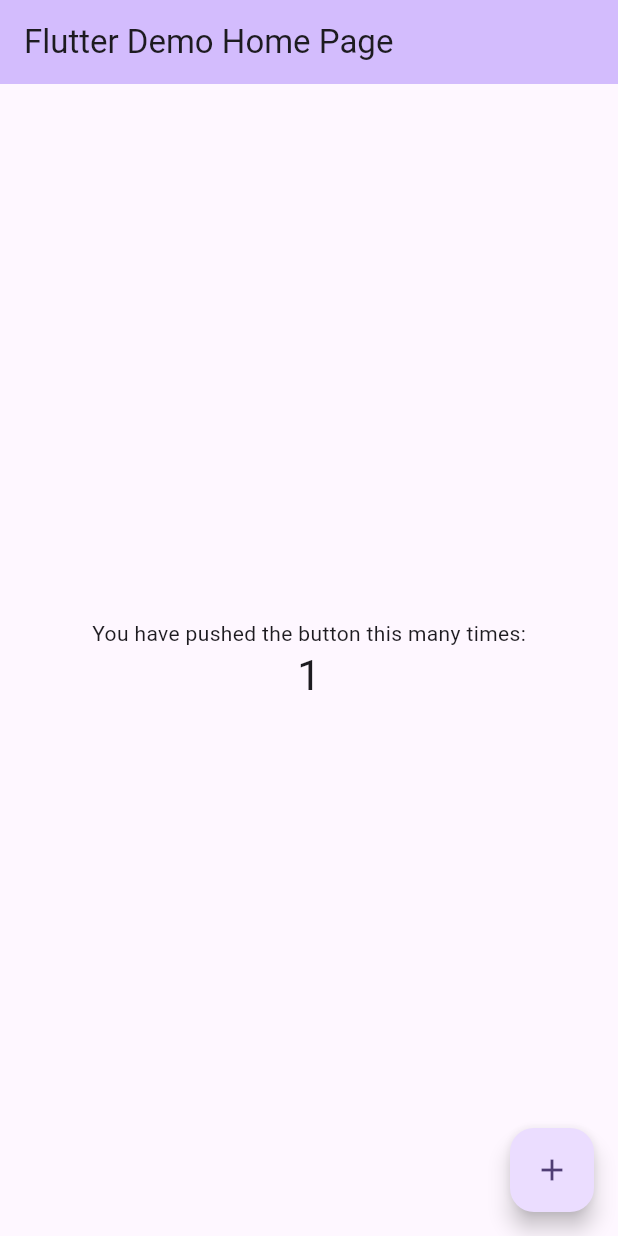
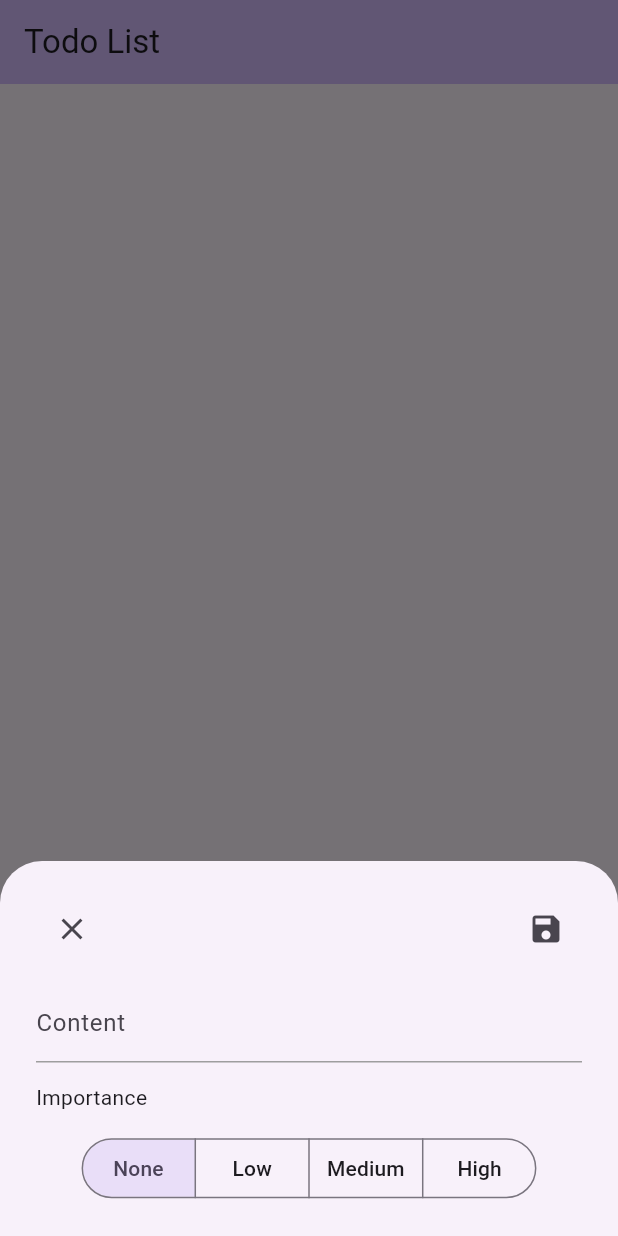
Before and after one commit to Aaron2464/TodoList, a Flutter app: the MyHomePage screen opened directly, after a tap on the "add" icon, on a phone screen of 412 x 824 dp. Run offline on Flutter 3.47's test engine with Material 2 defaults, Android fonts, the phone set to English and light mode, and no system bars.

Commit message:
UI of modelBottomSheet

```diff
--- a/lib/main.dart
+++ b/lib/main.dart
@@ -7,31 +7,15 @@ void main() {
 class MyApp extends StatelessWidget {
   const MyApp({super.key});
 
-  // This widget is the root of your application.
   @override
   Widget build(BuildContext context) {
     return MaterialApp(
       title: 'Flutter Demo',
       theme: ThemeData(
-        // This is the theme of your application.
-        //
-        // TRY THIS: Try running your application with "flutter run". You'll see
-        // the application has a blue toolbar. Then, without quitting the app,
-        // try changing the seedColor in the colorScheme below to Colors.green
-        // and then invoke "hot reload" (save your changes or press the "hot
-        // reload" button in a Flutter-supported IDE, or press "r" if you used
-        // the command line to start the app).
-        //
-        // Notice that the counter didn't reset back to zero; the application
-        // state is not lost during the reload. To reset the state, use hot
-        // restart instead.
-        //
-        // This works for code too, not just values: Most code changes can be
-        // tested with just a hot reload.
         colorScheme: ColorScheme.fromSeed(seedColor: Colors.deepPurple),
         useMaterial3: true,
       ),
-      home: const MyHomePage(title: 'Flutter Demo Home Page'),
+      home: const MyHomePage(title: 'Todo List'),
     );
   }
 }
@@ -39,87 +23,156 @@ class MyApp extends StatelessWidget {
 class MyHomePage extends StatefulWidget {
   const MyHomePage({super.key, required this.title});
 
-  // This widget is the home page of your application. It is stateful, meaning
-  // that it has a State object (defined below) that contains fields that affect
-  // how it looks.
-
-  // This class is the configuration for the state. It holds the values (in this
-  // case the title) provided by the parent (in this case the App widget) and
-  // used by the build method of the State. Fields in a Widget subclass are
-  // always marked "final".
-
   final String title;
 
   @override
   State<MyHomePage> createState() => _MyHomePageState();
 }
 
+enum Importance { none, low, medium, high }
+
 class _MyHomePageState extends State<MyHomePage> {
-  int _counter = 0;
-
-  void _incrementCounter() {
-    setState(() {
-      // This call to setState tells the Flutter framework that something has
-      // changed in this State, which causes it to rerun the build method below
-      // so that the display can reflect the updated values. If we changed
-      // _counter without calling setState(), then the build method would not be
-      // called again, and so nothing would appear to happen.
-      _counter++;
-    });
-  }
+  final GlobalKey<ScaffoldState> scaffoldKey = GlobalKey<ScaffoldState>();
+  Importance importance = Importance.none;
+  final TextEditingController _controller = TextEditingController();
+  List items = [];
 
   @override
   Widget build(BuildContext context) {
-    // This method is rerun every time setState is called, for instance as done
-    // by the _incrementCounter method above.
-    //
-    // The Flutter framework has been optimized to make rerunning build methods
-    // fast, so that you can just rebuild anything that needs updating rather
-    // than having to individually change instances of widgets.
     return Scaffold(
+      key: scaffoldKey,
       appBar: AppBar(
-        // TRY THIS: Try changing the color here to a specific color (to
-        // Colors.amber, perhaps?) and trigger a hot reload to see the AppBar
-        // change color while the other colors stay the same.
+        automaticallyImplyLeading: false,
         backgroundColor: Theme.of(context).colorScheme.inversePrimary,
-        // Here we take the value from the MyHomePage object that was created by
-        // the App.build method, and use it to set our appbar title.
         title: Text(widget.title),
       ),
-      body: Center(
-        // Center is a layout widget. It takes a single child and positions it
-        // in the middle of the parent.
-        child: Column(
-          // Column is also a layout widget. It takes a list of children and
-          // arranges them vertically. By default, it sizes itself to fit its
-          // children horizontally, and tries to be as tall as its parent.
-          //
-          // Column has various properties to control how it sizes itself and
-          // how it positions its children. Here we use mainAxisAlignment to
-          // center the children vertically; the main axis here is the vertical
-          // axis because Columns are vertical (the cross axis would be
-          // horizontal).
-          //
-          // TRY THIS: Invoke "debug painting" (choose the "Toggle Debug Paint"
-          // action in the IDE, or press "p" in the console), to see the
-          // wireframe for each widget.
-          mainAxisAlignment: MainAxisAlignment.center,
-          children: <Widget>[
-            const Text(
-              'You have pushed the button this many times:',
-            ),
-            Text(
-              '$_counter',
-              style: Theme.of(context).textTheme.headlineMedium,
-            ),
-          ],
+      body: Container(
+        padding: const EdgeInsets.all(8.0),
+        child: ListView.builder(
+          itemCount: items.length,
+          itemBuilder: (context, index) {
+            final item = items[index];
+            return Dismissible(
+              key: Key(item),
+              direction: DismissDirection.endToStart,
+              background: Container(),
+              secondaryBackground: Container(
+                color: Colors.red,
+                alignment: const Alignment(0.9, 0),
+                child: const Icon(Icons.delete_outline),
+              ),
+              onDismissed: (direction) {
+                setState(() {
+                  items.removeAt(index);
+                });
+                ScaffoldMessenger.of(context)
+                    .showSnackBar(SnackBar(content: Text('$item dismissed')));
+              },
+              child: ListTile(
+                title: Text(item),
+              ),
+            );
+          },
         ),
       ),
       floatingActionButton: FloatingActionButton(
-        onPressed: _incrementCounter,
-        tooltip: 'Increment',
+        onPressed: showBottomSheet,
+        tooltip: 'Add Todo',
         child: const Icon(Icons.add),
       ), // This trailing comma makes auto-formatting nicer for build methods.
     );
   }
+
+  void showBottomSheet() {
+    showModalBottomSheet(
+        enableDrag: true,
+        context: context,
+        builder: (BuildContext context) {
+          return StatefulBuilder(builder: (context, myState) {
+            return Container(
+              height: 250.0 + MediaQuery.of(context).viewInsets.bottom,
+              padding: EdgeInsets.only(
+                left: 24.0,
+                top: 8.0,
+                right: 24.0,
+                bottom: 8.0 + MediaQuery.of(context).viewInsets.bottom,
+              ),
+              child: Column(
+                crossAxisAlignment: CrossAxisAlignment.start,
+                mainAxisAlignment: MainAxisAlignment.spaceEvenly,
+                children: [
+                  Row(
+                    mainAxisAlignment: MainAxisAlignment.spaceBetween,
+                    children: [
+                      IconButton(
+                        onPressed: () {
+                          Navigator.pop(context);
+                        },
+                        icon: const Icon(Icons.clear),
+                      ),
+                      IconButton(
+                        onPressed: () {
+                          setState(() {
+                            items.add(_controller.text);
+                            _controller.clear();
+                            Navigator.pop(context);
+                          });
+                        },
+                        icon: const Icon(Icons.save),
+                      ),
+                    ],
+                  ),
+                  TextFormField(
+                    controller: _controller,
+                    decoration: const InputDecoration(
+                      border: InputBorder.none,
+                      enabledBorder: UnderlineInputBorder(
+                        borderSide: BorderSide(color: Colors.grey),
+                      ),
+                      focusedBorder: UnderlineInputBorder(
+                        borderSide: BorderSide(color: Colors.deepPurple),
+                      ),
+                      contentPadding: EdgeInsets.symmetric(vertical: 6.0),
+                      isDense: true,
+                      labelText: 'Content',
+                    ),
+                  ),
+                  const Text(
+                    'Importance',
+                  ),
+                  Center(
+                    child: SegmentedButton<Importance>(
+                      showSelectedIcon: false,
+                      segments: const <ButtonSegment<Importance>>[
+                        ButtonSegment<Importance>(
+                          value: Importance.none,
+                          label: Text('None'),
+                        ),
+                        ButtonSegment<Importance>(
+                          value: Importance.low,
+                          label: Text('Low'),
+                        ),
+                        ButtonSegment<Importance>(
+                          value: Importance.medium,
+                          label: Text('Medium'),
+                        ),
+                        ButtonSegment<Importance>(
+                          value: Importance.high,
+                          label: Text('High'),
+                        ),
+                      ],
+                      selected: <Importance>{importance},
+                      onSelectionChanged: (Set<Importance> newImportance) {
+                        myState(() {
+                          importance = newImportance.first;
+                        });
+                      },
+                    ),
+                  )
+                ],
+              ),
+            );
+          });
+        });
+  }
 }
```
